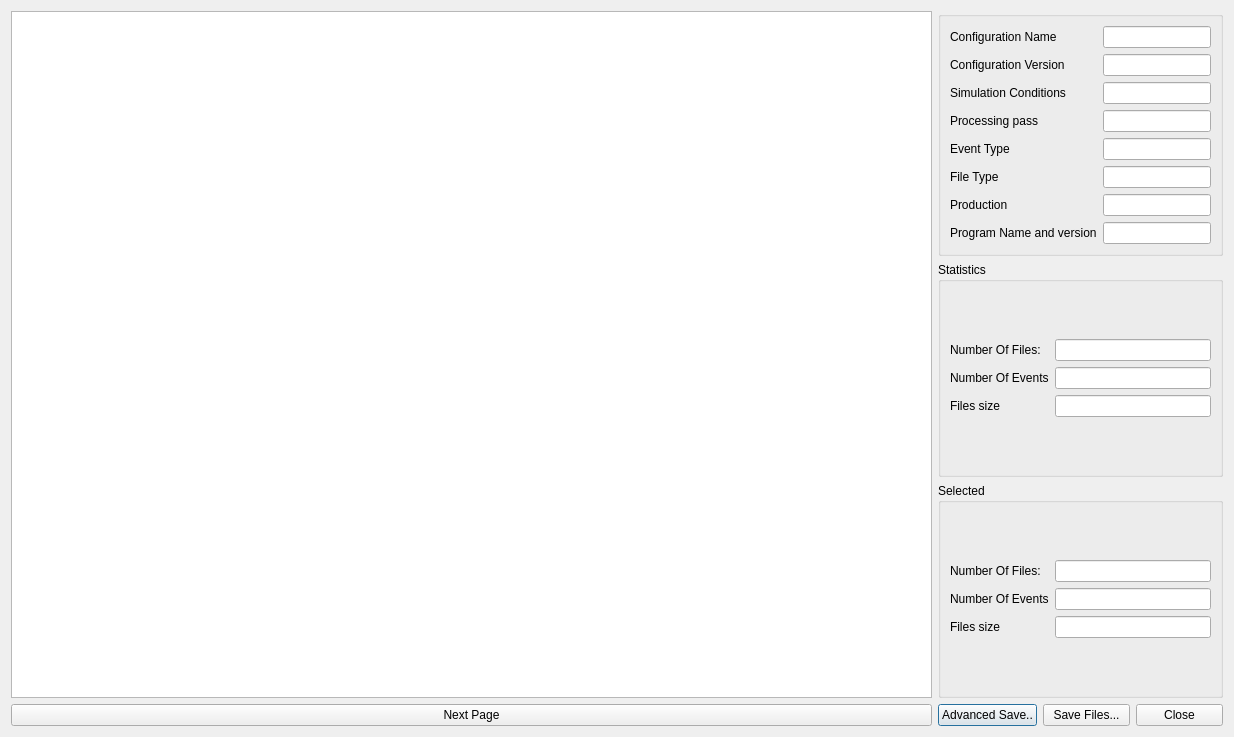
Above: LHCbDIRAC/BookkeepingSystem/Gui/Widget/FileDialog.ui from antolu/LHCbDIRAC before the change. Below: the same form after it.
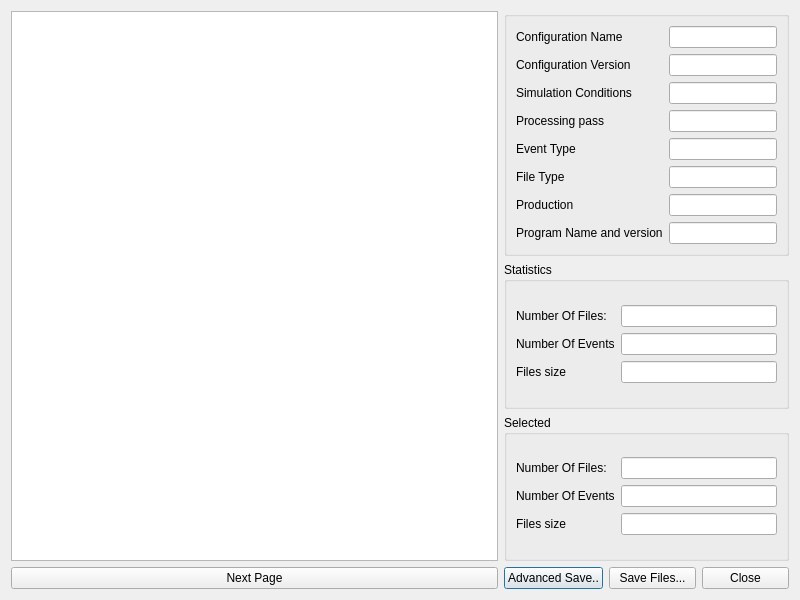
That is the form after the change.

Commit message: I fixed the size of windows

Diff of the .ui file:
```diff
--- a/LHCbDIRAC/BookkeepingSystem/Gui/Widget/FileDialog.ui
+++ b/LHCbDIRAC/BookkeepingSystem/Gui/Widget/FileDialog.ui
@@ -8,8 +8,8 @@
    <rect>
     <x>0</x>
     <y>0</y>
-    <width>1234</width>
-    <height>737</height>
+    <width>800</width>
+    <height>600</height>
    </rect>
   </property>
   <property name="windowTitle" >
```
The commit also changes 4 other files.
